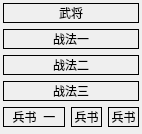
Old version of the form DesignerFile/Member.ui in the repository peierlsfox/RideBook.
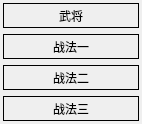
New version of the form. Custom widgets are drawn as their Qt base class.

Patch:
```diff
--- a/DesignerFile/Member.ui
+++ b/DesignerFile/Member.ui
@@ -7,7 +7,7 @@
     <x>0</x>
     <y>0</y>
     <width>142</width>
-    <height>134</height>
+    <height>106</height>
    </rect>
   </property>
   <property name="sizePolicy">
@@ -37,11 +37,23 @@
      <item row="0" column="0" colspan="2">
       <widget class="DropableLabel" name="labelHeroName">
        <property name="sizePolicy">
-        <sizepolicy hsizetype="Expanding" vsizetype="Fixed">
+        <sizepolicy hsizetype="Minimum" vsizetype="Fixed">
          <horstretch>0</horstretch>
          <verstretch>0</verstretch>
         </sizepolicy>
        </property>
+       <property name="minimumSize">
+        <size>
+         <width>120</width>
+         <height>25</height>
+        </size>
+       </property>
+       <property name="baseSize">
+        <size>
+         <width>120</width>
+         <height>25</height>
+        </size>
+       </property>
        <property name="frameShape">
         <enum>QFrame::Panel</enum>
        </property>
@@ -65,11 +77,23 @@
      <item row="1" column="0" colspan="2">
       <widget class="QLabel" name="labelMagic1">
        <property name="sizePolicy">
-        <sizepolicy hsizetype="Expanding" vsizetype="Fixed">
+        <sizepolicy hsizetype="MinimumExpanding" vsizetype="Fixed">
          <horstretch>0</horstretch>
          <verstretch>0</verstretch>
         </sizepolicy>
        </property>
+       <property name="minimumSize">
+        <size>
+         <width>120</width>
+         <height>25</height>
+        </size>
+       </property>
+       <property name="baseSize">
+        <size>
+         <width>120</width>
+         <height>25</height>
+        </size>
+       </property>
        <property name="frameShape">
         <enum>QFrame::Panel</enum>
        </property>
@@ -87,11 +111,23 @@
      <item row="2" column="0" colspan="2">
       <widget class="DropableLabel" name="labelMagic2">
        <property name="sizePolicy">
-        <sizepolicy hsizetype="Expanding" vsizetype="Fixed">
+        <sizepolicy hsizetype="MinimumExpanding" vsizetype="Fixed">
          <horstretch>0</horstretch>
          <verstretch>0</verstretch>
         </sizepolicy>
        </property>
+       <property name="minimumSize">
+        <size>
+         <width>120</width>
+         <height>25</height>
+        </size>
+       </property>
+       <property name="baseSize">
+        <size>
+         <width>120</width>
+         <height>25</height>
+        </size>
+       </property>
        <property name="frameShape">
         <enum>QFrame::Panel</enum>
        </property>
@@ -109,11 +145,23 @@
      <item row="3" column="0" colspan="2">
       <widget class="DropableLabel" name="labelMagic3">
        <property name="sizePolicy">
-        <sizepolicy hsizetype="Expanding" vsizetype="Fixed">
+        <sizepolicy hsizetype="MinimumExpanding" vsizetype="Fixed">
          <horstretch>0</horstretch>
          <verstretch>0</verstretch>
         </sizepolicy>
        </property>
+       <property name="minimumSize">
+        <size>
+         <width>120</width>
+         <height>25</height>
+        </size>
+       </property>
+       <property name="baseSize">
+        <size>
+         <width>120</width>
+         <height>25</height>
+        </size>
+       </property>
        <property name="frameShape">
         <enum>QFrame::Panel</enum>
        </property>
@@ -128,76 +176,6 @@
        </property>
       </widget>
      </item>
-     <item row="4" column="0" colspan="2">
-      <layout class="QHBoxLayout" name="horizontalLayout" stretch="2,1,1">
-       <item>
-        <widget class="DropableLabel" name="labelBook1">
-         <property name="sizePolicy">
-          <sizepolicy hsizetype="Expanding" vsizetype="Fixed">
-           <horstretch>0</horstretch>
-           <verstretch>0</verstretch>
-          </sizepolicy>
-         </property>
-         <property name="frameShape">
-          <enum>QFrame::Panel</enum>
-         </property>
-         <property name="text">
-          <string>兵书  一</string>
-         </property>
-         <property name="alignment">
-          <set>Qt::AlignCenter</set>
-         </property>
-         <property name="margin">
-          <number>3</number>
-         </property>
-        </widget>
-       </item>
-       <item>
-        <widget class="DropableLabel" name="labelBook2">
-         <property name="sizePolicy">
-          <sizepolicy hsizetype="Expanding" vsizetype="Fixed">
-           <horstretch>0</horstretch>
-           <verstretch>0</verstretch>
-          </sizepolicy>
-         </property>
-         <property name="frameShape">
-          <enum>QFrame::Panel</enum>
-         </property>
-         <property name="text">
-          <string>兵书</string>
-         </property>
-         <property name="alignment">
-          <set>Qt::AlignCenter</set>
-         </property>
-         <property name="margin">
-          <number>3</number>
-         </property>
-        </widget>
-       </item>
-       <item>
-        <widget class="DropableLabel" name="labelBook3">
-         <property name="sizePolicy">
-          <sizepolicy hsizetype="Expanding" vsizetype="Fixed">
-           <horstretch>0</horstretch>
-           <verstretch>0</verstretch>
-          </sizepolicy>
-         </property>
-         <property name="frameShape">
-          <enum>QFrame::Panel</enum>
-         </property>
-         <property name="text">
-          <string>兵书</string>
-         </property>
-         <property name="alignment">
-          <set>Qt::AlignCenter</set>
-         </property>
-         <property name="margin">
-          <number>3</number>
-         </property>
-        </widget>
-       </item>
-      </layout>
-     </item>
     </layout>
    </item>
   </layout>
```
